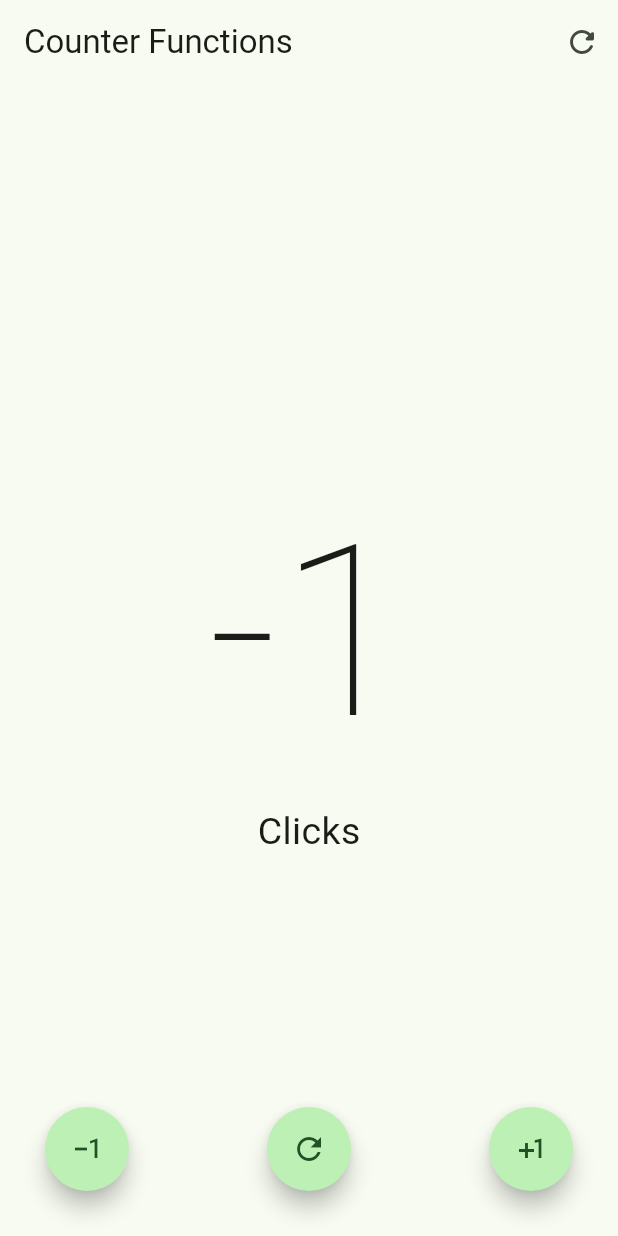
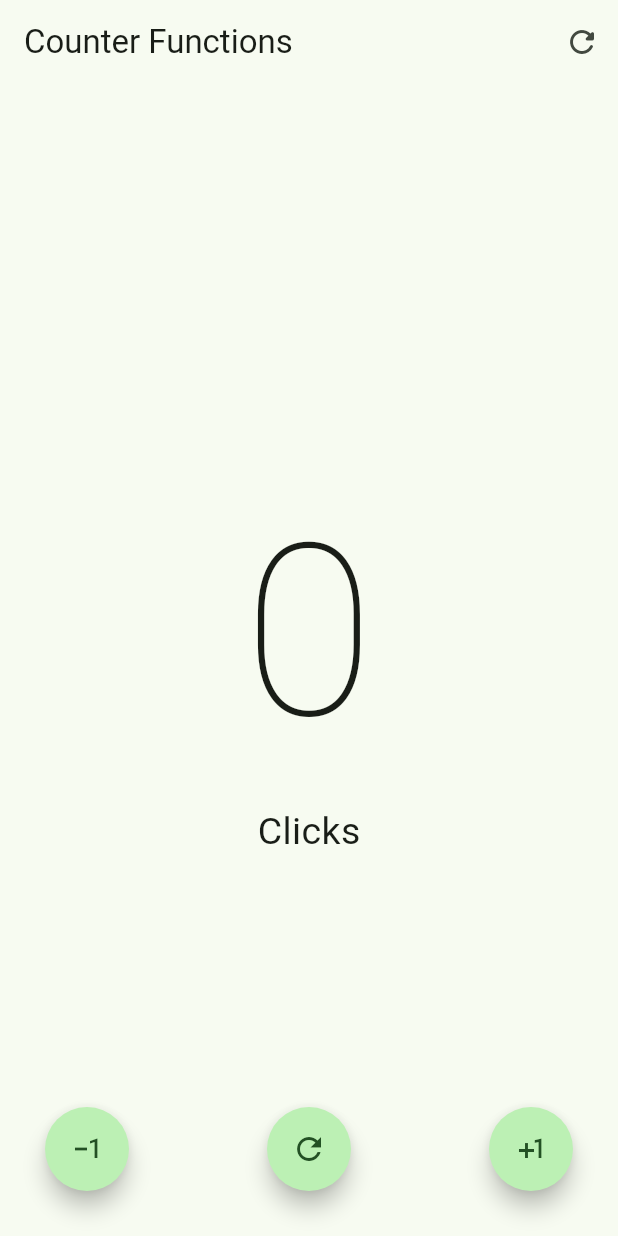
Before and after one commit to nblancoz/my_first_flutter_app, a Flutter app: the screen it shows after launch, after a tap on the "exposure minus 1" icon, on a phone screen of 412 x 824 dp. Run offline on Flutter 3.47's test engine with Material 3 defaults, Android fonts, the phone set to English and light mode, and no system bars.

```diff
--- a/lib/presentation/screens/counter/counter_functions_screen.dart
+++ b/lib/presentation/screens/counter/counter_functions_screen.dart
@@ -22,14 +22,11 @@ class _CounterFunctionsScreenState extends State<CounterFunctionsScreen> {
                 setState(() {
                   clickCounter = 0;
                 });
-            },
-          )
+              })
         ],
       ),
       body: Center(
-          child: Column(
-        mainAxisAlignment: MainAxisAlignment.center,
-        children: [
+          child: Column(mainAxisAlignment: MainAxisAlignment.center, children: [
         Text(
           '$clickCounter',
           style: const TextStyle(fontSize: 160, fontWeight: FontWeight.w100),
@@ -38,47 +35,48 @@ class _CounterFunctionsScreenState extends State<CounterFunctionsScreen> {
           'Click${clickCounter == 1 ? '' : 's'}',
           style: const TextStyle(fontSize: 25),
         )
-        ],
-      )),
+      ])),
       floatingActionButton: Container(
-        padding: const EdgeInsets.only(
-            left: 30.0,
-            right: 30.0,
-            bottom: 30.0), // Ajusta los valores según sea necesario
-        child: Row(
-          mainAxisAlignment: MainAxisAlignment.spaceBetween,
-          children: [
-            FloatingActionButton(
-              shape: const StadiumBorder(),
+          padding: const EdgeInsets.only(left: 30.0, right: 30.0, bottom: 30.0),
+          child:
+              Row(mainAxisAlignment: MainAxisAlignment.spaceBetween, children: [
+            CustomButton(
+                icon: Icons.exposure_minus_1_outlined,
                 onPressed: () {
                   setState(() {
+                    if (clickCounter == 0) return;
                     clickCounter--;
                   });
-              },
-              child: const Icon(Icons.exposure_minus_1_outlined),
-            ),
-            FloatingActionButton(
-              shape: const StadiumBorder(),
+                }),
+            CustomButton(
+                icon: Icons.refresh_outlined,
                 onPressed: () {
                   setState(() {
                     clickCounter = 0;
                   });
-              },
-              child: const Icon(Icons.refresh_outlined),
-            ),
-            FloatingActionButton(
-              shape: const StadiumBorder(),
+                }),
+            CustomButton(
+                icon: Icons.plus_one_outlined,
                 onPressed: () {
                   setState(() {
                     clickCounter++;
                   });
-              },
-              child: const Icon(Icons.plus_one),
-            ),
-          ],
-        ),
-      ),
+                })
+          ])),
       floatingActionButtonLocation: FloatingActionButtonLocation.centerDocked,
     );
   }
 }
+
+class CustomButton extends StatelessWidget {
+  const CustomButton({super.key, required this.icon, this.onPressed});
+
+  final IconData icon;
+  final VoidCallback? onPressed;
+
+  @override
+  Widget build(BuildContext context) {
+    return FloatingActionButton(
+        shape: const StadiumBorder(), onPressed: onPressed, child: Icon(icon));
+  }
+}
```
Lines whose indentation alone changed are shown as unchanged.
